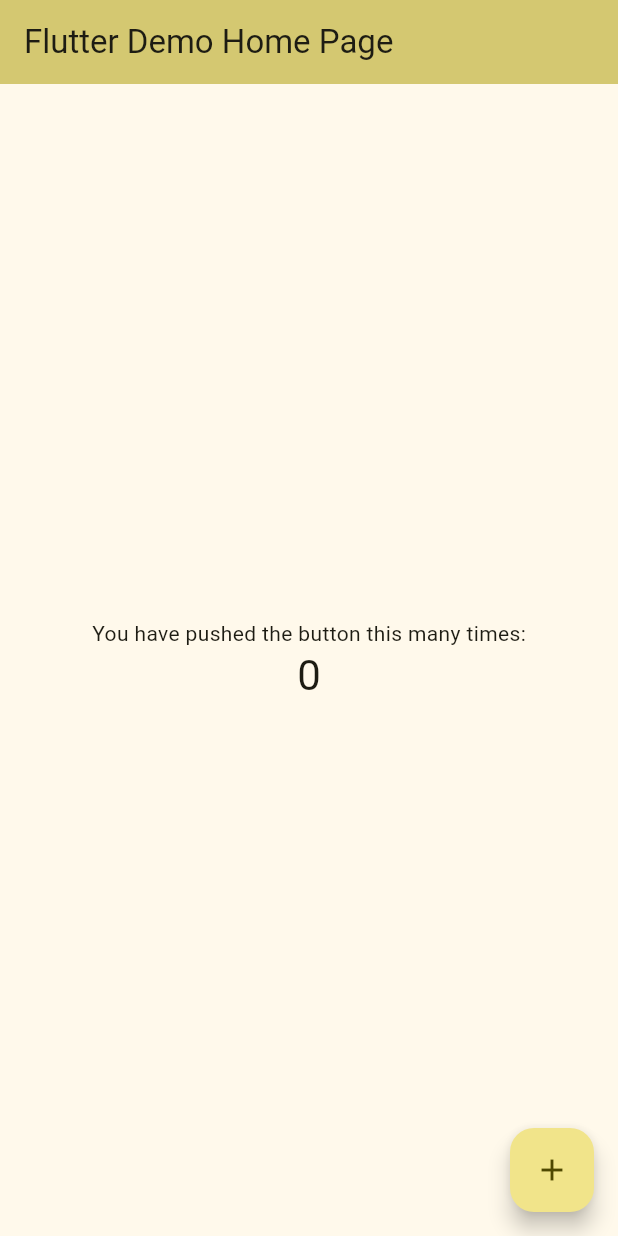
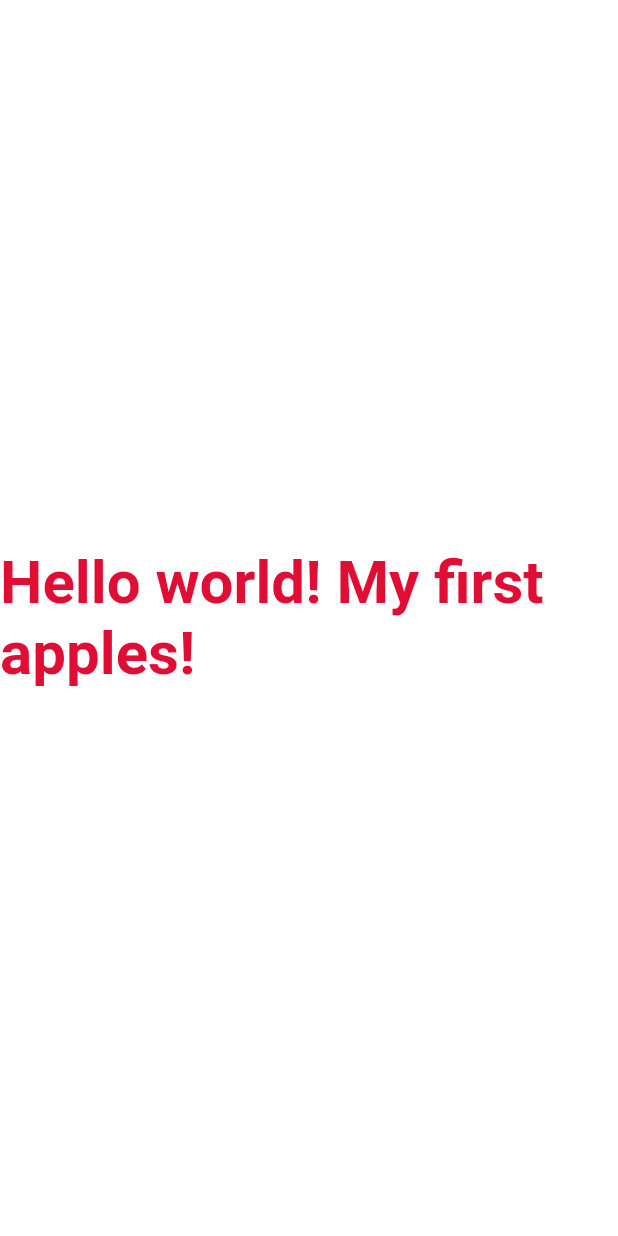
Before and after one commit to CaptainStorm21/Flutter-my_helloworld, a Flutter app: the screen it shows after launch, on a phone screen of 412 x 824 dp. Run offline on Flutter 3.47's test engine with Material 2 defaults, Android fonts, the light colour scheme and no system bars.

Commit message:
56 - Text Widgets

```diff
--- a/lib/main.dart
+++ b/lib/main.dart
@@ -1,125 +1,13 @@
 import 'package:flutter/material.dart';
 
-void main() {
-  runApp(const MyApp());
+void main(){
+  runApp (const Center(
+    child: Text('Hello world! My first apples!',
+    textDirection:TextDirection.ltr,
+    style: TextStyle(
+      fontWeight:FontWeight.bold,
+      fontSize: 40,
+      color: Color.fromARGB(255, 224, 13, 52)
+    ) )
+  ));
 }
-
-class MyApp extends StatelessWidget {
-  const MyApp({super.key});
-
-  // This widget is the root of your application.
-  @override
-  Widget build(BuildContext context) {
-    return MaterialApp(
-      title: 'Flutter Demo',
-      theme: ThemeData(
-        // This is the theme of your application.
-        //
-        // TRY THIS: Try running your application with "flutter run". You'll see
-        // the application has a blue toolbar. Then, without quitting the app,
-        // try changing the seedColor in the colorScheme below to Colors.green
-        // and then invoke "hot reload" (save your changes or press the "hot
-        // reload" button in a Flutter-supported IDE, or press "r" if you used
-        // the command line to start the app).
-        //
-        // Notice that the counter didn't reset back to zero; the application
-        // state is not lost during the reload. To reset the state, use hot
-        // restart instead.
-        //
-        // This works for code too, not just values: Most code changes can be
-        // tested with just a hot reload.
-        colorScheme: ColorScheme.fromSeed(seedColor: Colors.yellow),
-        useMaterial3: true,
-      ),
-      home: const MyHomePage(title: 'Flutter Demo Home Page'),
-    );
-  }
-}
-
-class MyHomePage extends StatefulWidget {
-  const MyHomePage({super.key, required this.title});
-
-  // This widget is the home page of your application. It is stateful, meaning
-  // that it has a State object (defined below) that contains fields that affect
-  // how it looks.
-
-  // This class is the configuration for the state. It holds the values (in this
-  // case the title) provided by the parent (in this case the App widget) and
-  // used by the build method of the State. Fields in a Widget subclass are
-  // always marked "final".
-
-  final String title;
-
-  @override
-  State<MyHomePage> createState() => _MyHomePageState();
-}
-
-class _MyHomePageState extends State<MyHomePage> {
-  int _counter = 0;
-
-  void _incrementCounter() {
-    setState(() {
-      // This call to setState tells the Flutter framework that something has
-      // changed in this State, which causes it to rerun the build method below
-      // so that the display can reflect the updated values. If we changed
-      // _counter without calling setState(), then the build method would not be
-      // called again, and so nothing would appear to happen.
-      _counter++;
-    });
-  }
-
-  @override
-  Widget build(BuildContext context) {
-    // This method is rerun every time setState is called, for instance as done
-    // by the _incrementCounter method above.
-    //
-    // The Flutter framework has been optimized to make rerunning build methods
-    // fast, so that you can just rebuild anything that needs updating rather
-    // than having to individually change instances of widgets.
-    return Scaffold(
-      appBar: AppBar(
-        // TRY THIS: Try changing the color here to a specific color (to
-        // Colors.amber, perhaps?) and trigger a hot reload to see the AppBar
-        // change color while the other colors stay the same.
-        backgroundColor: Theme.of(context).colorScheme.inversePrimary,
-        // Here we take the value from the MyHomePage object that was created by
-        // the App.build method, and use it to set our appbar title.
-        title: Text(widget.title),
-      ),
-      body: Center(
-        // Center is a layout widget. It takes a single child and positions it
-        // in the middle of the parent.
-        child: Column(
-          // Column is also a layout widget. It takes a list of children and
-          // arranges them vertically. By default, it sizes itself to fit its
-          // children horizontally, and tries to be as tall as its parent.
-          //
-          // Column has various properties to control how it sizes itself and
-          // how it positions its children. Here we use mainAxisAlignment to
-          // center the children vertically; the main axis here is the vertical
-          // axis because Columns are vertical (the cross axis would be
-          // horizontal).
-          //
-          // TRY THIS: Invoke "debug painting" (choose the "Toggle Debug Paint"
-          // action in the IDE, or press "p" in the console), to see the
-          // wireframe for each widget.
-          mainAxisAlignment: MainAxisAlignment.center,
-          children: <Widget>[
-            const Text(
-              'You have pushed the button this many times:',
-            ),
-            Text(
-              '$_counter',
-              style: Theme.of(context).textTheme.headlineMedium,
-            ),
-          ],
-        ),
-      ),
-      floatingActionButton: FloatingActionButton(
-        onPressed: _incrementCounter,
-        tooltip: 'Increment',
-        child: const Icon(Icons.add),
-      ), // This trailing comma makes auto-formatting nicer for build methods.
-    );
-  }
-}
```
